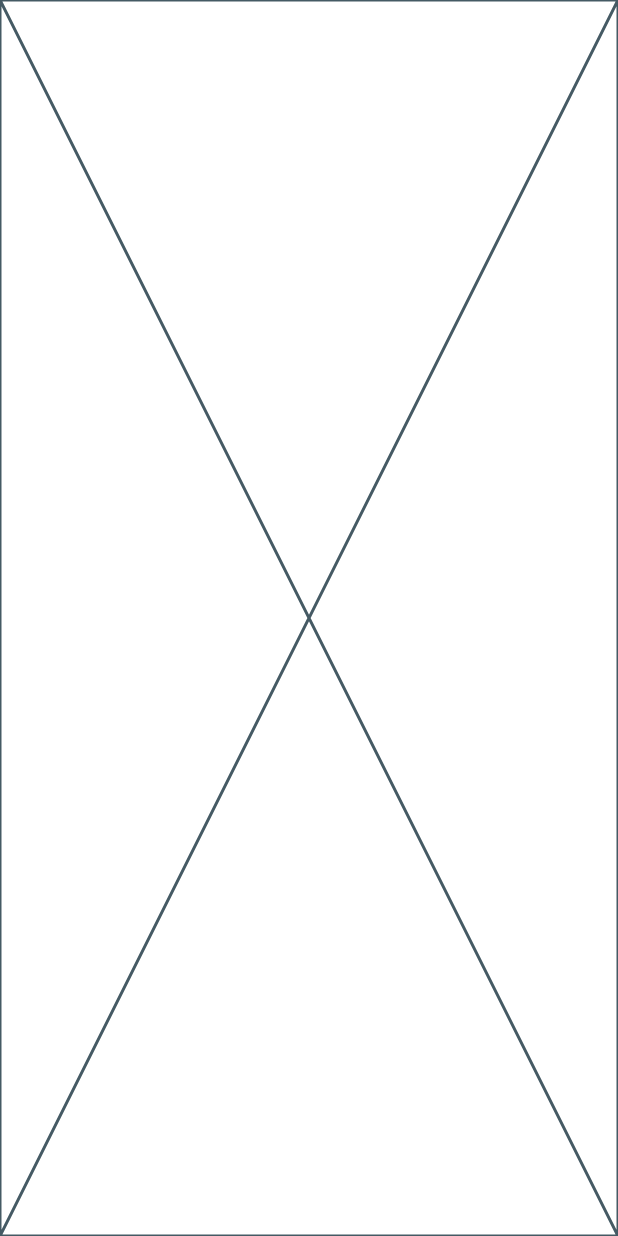
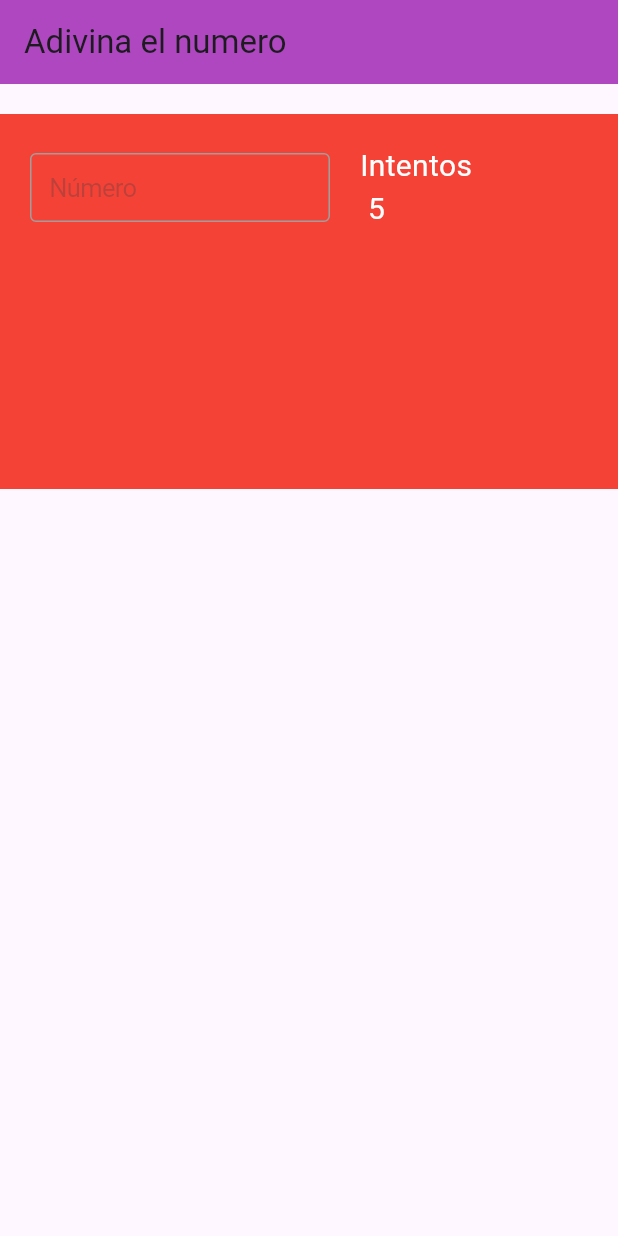
Before and after one commit to LeonardoVargas19/app_adivina_el_numero, a Flutter app: the screen it shows after launch, on a phone screen of 412 x 824 dp. Run offline on Flutter 3.47's test engine with Material 3 defaults, Android fonts, the phone set to English and light mode, and no system bars.

Commit message:
--Header
Creacion del area header en donde se pondra un texfiel y un marcador de intentos

```diff
--- a/lib/main.dart
+++ b/lib/main.dart
@@ -15,7 +15,8 @@ class MyApp extends StatelessWidget {
       routes: {'home': (_) => const Home()},
       theme: ThemeData.light().copyWith(
           appBarTheme: AppBarTheme(
-        color: Color.fromARGB(255, 125, 30, 142),
+        color: Color.fromARGB(222, 163, 45, 184),
+
       )),
 
     );
--- a/lib/screens/home.dart
+++ b/lib/screens/home.dart
@@ -1,3 +1,4 @@
+import 'package:flutter/cupertino.dart';
 import 'package:flutter/material.dart';
 
 class Home extends StatelessWidget {
@@ -5,6 +6,51 @@ class Home extends StatelessWidget {
 
   @override
   Widget build(BuildContext context) {
-    return const Placeholder();
+    return Scaffold(
+      appBar: AppBar(
+        title: Text('Adivina el numero'),
+      ),
+      body: Padding(
+        padding: EdgeInsets.only(top: 20),
+        child: Column(children: [
+          Container(
+            width: double.infinity,
+            height: 250,
+            color: Colors.red,
+            padding: EdgeInsets.only(top: 20, left: 20),
+            child: Column(
+              mainAxisAlignment: MainAxisAlignment.start,
+              crossAxisAlignment: CrossAxisAlignment.start,
+              children: [
+                Row(
+                  children: [
+                    SizedBox(
+                      width: 200,
+                      child: CupertinoTextField(
+                        keyboardType: TextInputType.number,
+                        placeholder: 'Número',
+                        padding: EdgeInsets.all(12),
+                        decoration: BoxDecoration(
+                          border: Border.all(color: Colors.grey),
+                          borderRadius: BorderRadius.circular(4),
+                        ),
+                      ),
+                    ),
+                    const SizedBox(width: 20),
+                    const Text(
+                      'Intentos \n 5',
+                      style: TextStyle(
+                        fontSize: 20,
+                        color: Colors.white,
+                      ),
+                    ),
+                  ],
+                )
+              ],
+            ),
+          )
+        ]),
+      ),
+    );
   }
 }
```
